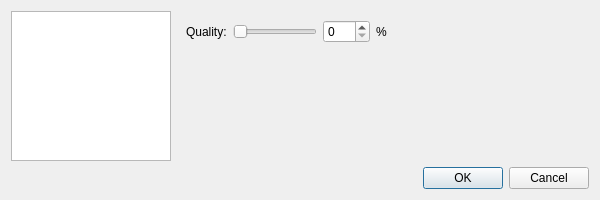
First picture: the form in src/paintfield/core/dialogs/exportdialog.ui, repository seanchas116/PaintField, before the edit.
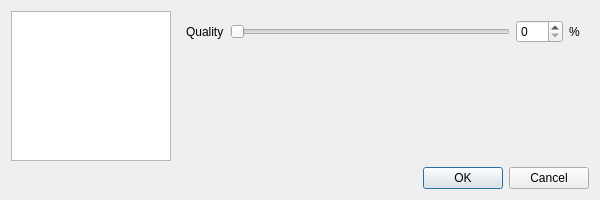
Second picture: the form after the edit.

```diff
--- a/src/paintfield/core/dialogs/exportdialog.ui
+++ b/src/paintfield/core/dialogs/exportdialog.ui
@@ -57,12 +57,12 @@
        </property>
        <layout class="QFormLayout" name="formLayout_2">
         <property name="fieldGrowthPolicy">
-         <enum>QFormLayout::FieldsStayAtSizeHint</enum>
+         <enum>QFormLayout::ExpandingFieldsGrow</enum>
         </property>
         <item row="2" column="0">
          <widget class="QLabel" name="qualityLabel">
           <property name="text">
-           <string>Quality:</string>
+           <string>Quality</string>
           </property>
          </widget>
         </item>
```
